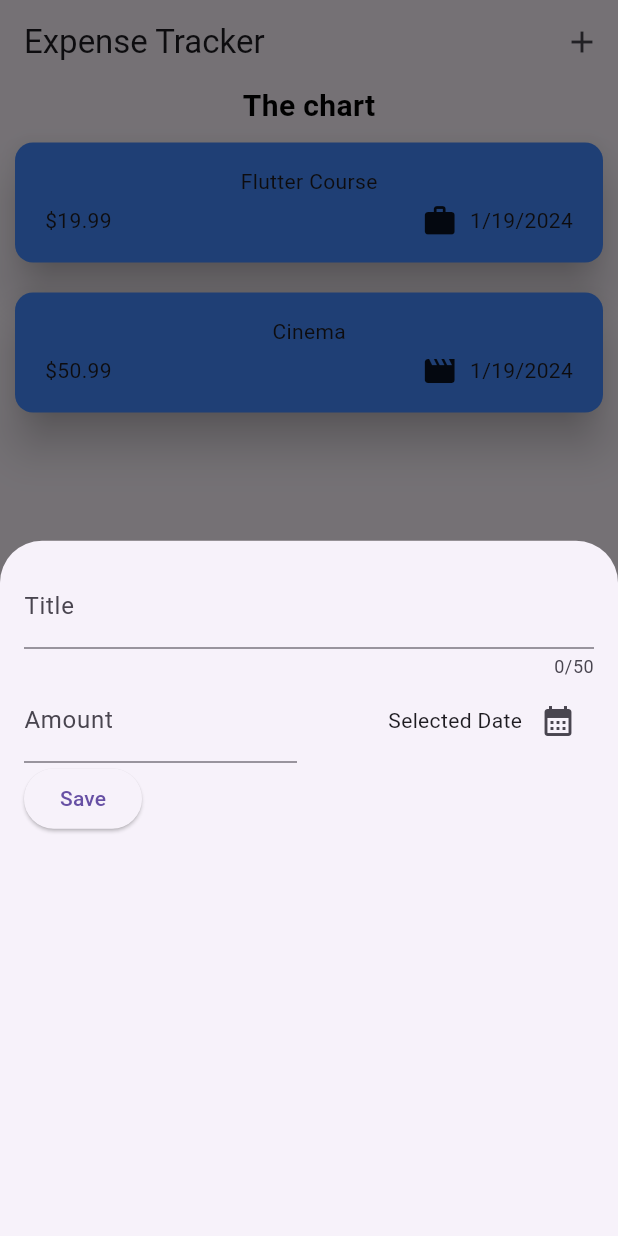
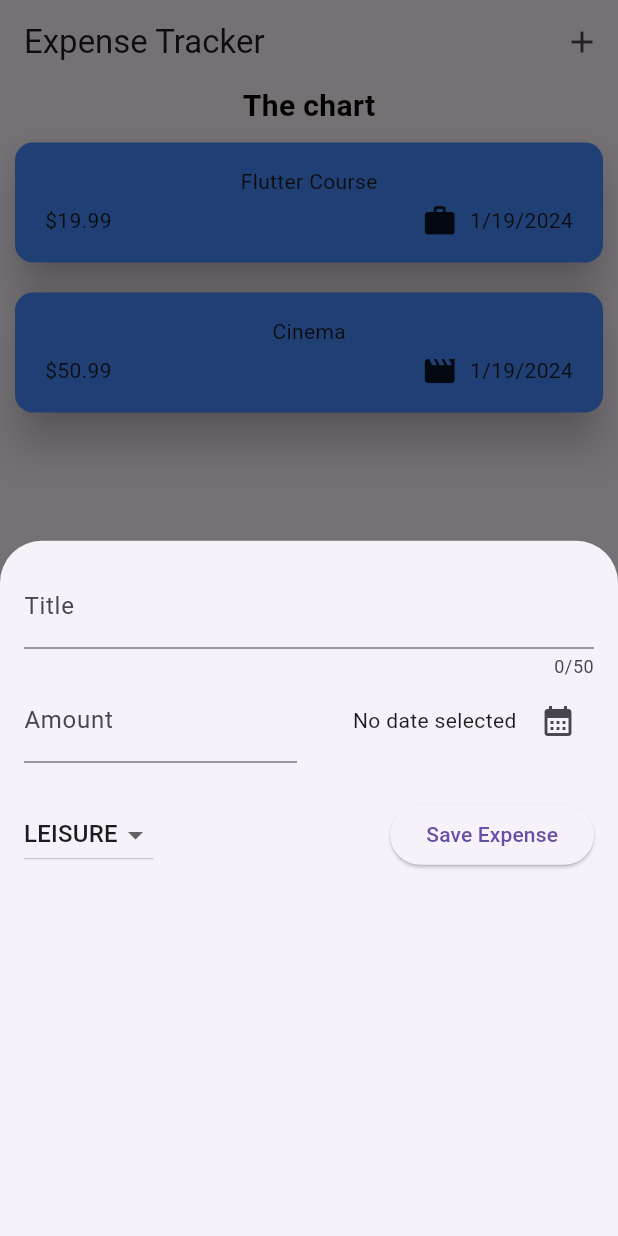
Before and after one commit to MWandeco/expenses_app, a Flutter app: the screen it shows after launch, after a tap on the "add" icon, on a phone screen of 412 x 824 dp. Run offline on Flutter 3.47's test engine with Material 3 defaults, Android fonts, the phone set to English and light mode, and no system bars.

Commit message:
Add expenses
Now you can add expenses to your app, and minor updates like an error screen.

```diff
--- a/lib/models/expense.dart
+++ b/lib/models/expense.dart
@@ -4,7 +4,7 @@ import 'package:intl/intl.dart';
 
 const uuid = Uuid();
 
-final formatter = DateFormat().add_yMd();
+final formatter = DateFormat.yMd();
 
 enum Category { food, travel, leisure, work }
 
--- a/lib/widgets/expenses.dart
+++ b/lib/widgets/expenses.dart
@@ -26,7 +26,14 @@ class _ExpensesState extends State<Expenses> {
 
   void _openAddExpenseOverlay() {
     showModalBottomSheet(
-        context: context, builder: (ctx) => const NewExpense());
+        context: context,
+        builder: (ctx) => NewExpense(onAddExpense: _addExpense));
+  }
+
+  void _addExpense(Expense expense) {
+    setState(() {
+      _registeredExpenses.add(expense);
+    });
   }
 
   @override
--- a/lib/widgets/new_expense.dart
+++ b/lib/widgets/new_expense.dart
@@ -1,7 +1,10 @@
+import 'package:expenses_app/models/expense.dart';
 import 'package:flutter/material.dart';
 
 class NewExpense extends StatefulWidget {
-  const NewExpense({super.key});
+  const NewExpense({super.key, required this.onAddExpense});
+
+  final Function(Expense expense) onAddExpense;
 
   @override
   State<NewExpense> createState() => _NewExpenseState();
@@ -18,15 +21,51 @@ class _NewExpenseState extends State<NewExpense> {
 
   final _titleController = TextEditingController();
   final _amountController = TextEditingController();
+  DateTime? _selectedDate;
+  Category _selectedCategory = Category.leisure;
 
-  void _presentDatePicker() {
+  void _presentDatePicker() async {
     final now = DateTime.now();
-    final firstDate = DateTime(now.year - 9, now.month, now.day);
-    showDatePicker(
+    final firstDate = DateTime(now.year - 1, now.month, now.day);
+    final pickedDate = await showDatePicker(
         context: context,
         initialDate: now,
         firstDate: firstDate,
         lastDate: now);
+    setState(() {
+      _selectedDate = pickedDate;
+    });
+  }
+
+  void _submitExpenseData() {
+    final enteredAmount = double.tryParse(_amountController.text);
+    final amountIsInvalid = enteredAmount == null || enteredAmount <= 0;
+
+    if (_titleController.text.trim().isEmpty ||
+        amountIsInvalid ||
+        _selectedDate == null) {
+      showDialog(
+        context: context,
+        builder: ((ctx) => AlertDialog(
+              title: const Text('Invalid Input'),
+              content: const Text(
+                  'One or more camps are empty. Please fill all of them to create a new expense.'),
+              actions: [
+                TextButton(
+                    onPressed: () => Navigator.pop(context),
+                    child: const Text('Ok'))
+              ],
+            )),
+      );
+      return;
+    } else {
+      widget.onAddExpense(Expense(
+          title: _titleController.text,
+          amount: enteredAmount,
+          date: _selectedDate!,
+          category: _selectedCategory));
+      Navigator.pop(context);
+    }
   }
 
   @override
@@ -64,7 +103,9 @@ class _NewExpenseState extends State<NewExpense> {
                   child: Row(
                 mainAxisAlignment: MainAxisAlignment.end,
                 children: [
-                  const Text('Selected Date'),
+                  Text(_selectedDate == null
+                      ? 'No date selected '
+                      : formatter.format(_selectedDate!)),
                   IconButton(
                       onPressed: _presentDatePicker,
                       icon: const Icon(Icons.calendar_month))
@@ -72,14 +113,31 @@ class _NewExpenseState extends State<NewExpense> {
               ))
             ],
           ),
+          const SizedBox(
+            height: 24,
+          ),
           Row(
             children: [
+              DropdownButton(
+                  value: _selectedCategory,
+                  items: Category.values
+                      .map((category) => DropdownMenuItem(
+                          value: category,
+                          child: Text(category.name.toUpperCase())))
+                      .toList(),
+                  onChanged: (value) {
+                    if (value == null) {
+                      return;
+                    }
+                    setState(() {
+                      _selectedCategory = value;
+                    });
+                    ;
+                  }),
+              const Spacer(),
               ElevatedButton(
-                  onPressed: () {
-                    print(_titleController.text);
-                    print(_amountController.text);
-                  },
-                  child: const Text('Save'))
+                  onPressed: _submitExpenseData,
+                  child: const Text('Save Expense'))
             ],
           )
         ],
```
